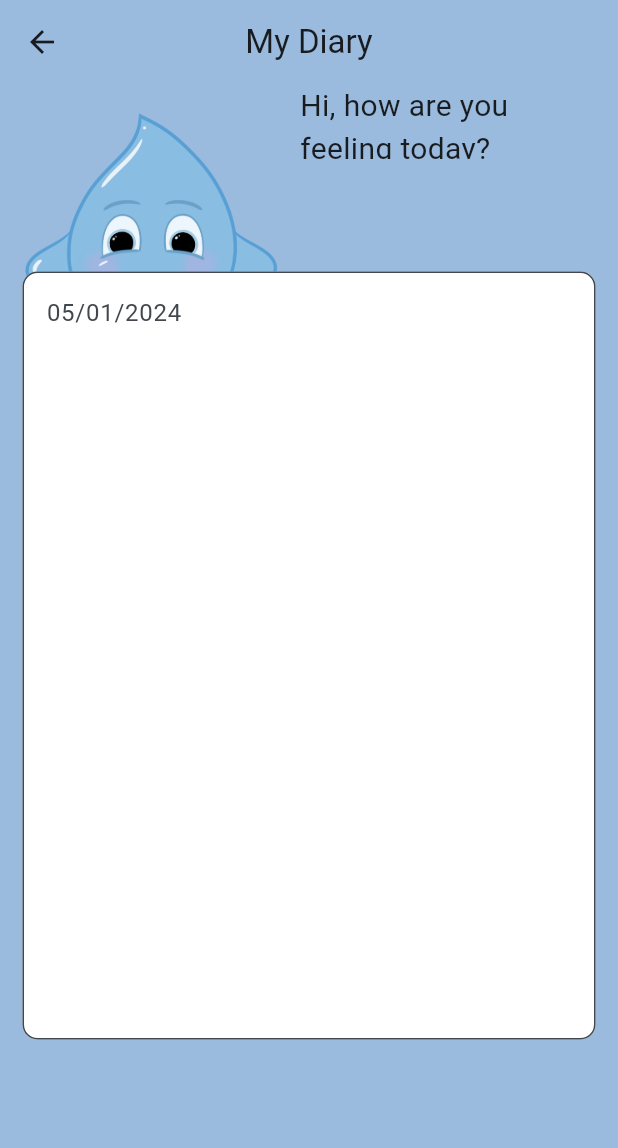
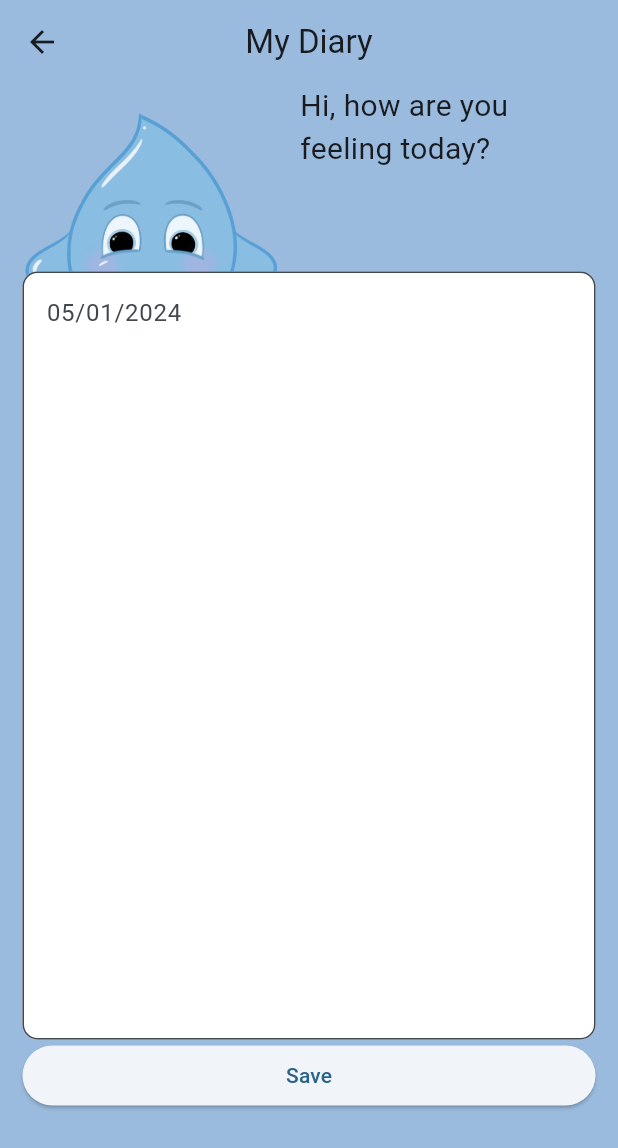
Before and after one commit to jernejakrajcar/droppy, a Flutter app: the screen it shows after launch, on a phone screen of 412 x 824 dp. Shown: the top 1148 px of the screen. Run offline on Flutter 3.47's test engine with Material 3 defaults, Android fonts, the phone set to English and light mode, and no system bars; our stand-ins replace isar, table_calendar; accounts and stored records are empty; generated files the repository leaves out were written again.

Commit message:
dodan koledar in shranjevanje v bazo

```diff
--- a/lib/screens/diary_screen.dart
+++ b/lib/screens/diary_screen.dart
@@ -1,29 +1,43 @@
 import 'dart:math';
-
+import 'package:droppy/entities/diary_entry.dart';
+import 'package:droppy/services/isar_service.dart';
 import 'package:flutter/material.dart';
 
-class DiaryScreen extends StatelessWidget {
+class DiaryScreen extends StatefulWidget {
   const DiaryScreen({Key? key}) : super(key: key);
 
   @override
+  _DiaryScreenState createState() => _DiaryScreenState();
+}
+
+class _DiaryScreenState extends State<DiaryScreen> {
+  late String currentQuestion;
+  late TextEditingController _textEditingController;
+
+  @override
+  void initState() {
+    super.initState();
+    currentQuestion = _generateRandomQuestion();
+    _textEditingController = TextEditingController();
+  }
+
+  @override
   Widget build(BuildContext context) {
-    final screenWidth = MediaQuery.of(context).size.width;
-    final questionWidth = screenWidth * 0.5;
     return Scaffold(
       appBar: AppBar(
         title: const Text('My Diary'),
         centerTitle: true,
         backgroundColor: Color.fromARGB(255, 154, 187, 222),
       ),
-      body: Stack(
+      body: Builder(builder: (BuildContext builderContext) {
+        return Stack(
           children: [
             Container(
-            color: Color.fromARGB(
-                255, 154, 187, 222), // Adjust the opacity and color as needed
+              color: Color.fromARGB(255, 154, 187, 222),
             ),
             Container(
-            width: 200, // Set the desired width
-            height: 200, // Set the desired height
+              width: 200,
+              height: 200,
               decoration: BoxDecoration(
                 image: DecorationImage(
                   image: AssetImage('assets/droppy.png'),
@@ -32,7 +46,7 @@ class DiaryScreen extends StatelessWidget {
               ),
             ),
             Container(
-              height: 50,
+              height: 80,
               child: ListView(
                 scrollDirection: Axis.horizontal,
                 children: [
@@ -40,24 +54,26 @@ class DiaryScreen extends StatelessWidget {
                     mainAxisSize: MainAxisSize.max,
                     mainAxisAlignment: MainAxisAlignment.spaceEvenly,
                     children: [
-                      Container(width: 200, height: 50),
+                      Container(width: 200, height: 80),
                       Container(
                         width: 200,
-                        height: 50,
+                        height: 80,
                         child: Text(
-                          _generateRandomQuestion(),
+                          currentQuestion,
                           style: TextStyle(fontSize: 20),
                         ),
                       )
                     ],
                   )
                 ],
-              )),
+              ),
+            ),
             ListView(
               padding: EdgeInsets.all(15),
               children: [
                 const SizedBox(height: 110),
                 TextField(
+                  controller: _textEditingController,
                   maxLines: 20,
                   decoration: InputDecoration(
                     labelText: '05/01/2024 ',
@@ -66,18 +82,26 @@ class DiaryScreen extends StatelessWidget {
                     fillColor: Colors.white,
                     alignLabelWithHint: true,
                     border: OutlineInputBorder(
-                      borderRadius: BorderRadius.circular(10)),
+                      borderRadius: BorderRadius.circular(10),
                     ),
-              )
+                  ),
+                ),
+                ElevatedButton(
+                  onPressed: () {
+                    _saveDiaryEntry(
+                        builderContext, _textEditingController.text);
+                  },
+                  child: Text('Save'),
+                ),
               ],
             ),
           ],
-      ),
+        );
+      }),
     );
   }
 
   String _generateRandomQuestion() {
-    // Generate a random question
     Random random = Random();
     int questionNum = random.nextInt(10);
 
@@ -106,4 +130,23 @@ class DiaryScreen extends StatelessWidget {
 
     return "Hi.";
   }
+
+  void _saveDiaryEntry(BuildContext context, String text) async {
+    DateTime currentDate = DateTime.now();
+    DiaryEntry newDiaryEntry = DiaryEntry(
+      entryDate: currentDate,
+      content: text,
+    );
+
+    await IsarService().saveDiaries(newDiaryEntry);
+
+    ScaffoldMessenger.of(context).showSnackBar(
+      SnackBar(content: Text('Diary entry saved successfully!')),
+    );
+
+    setState(() {
+      _textEditingController.clear();
+      currentQuestion = _generateRandomQuestion();
+    });
   }
+}
--- a/pubspec.yaml
+++ b/pubspec.yaml
@@ -42,6 +42,7 @@ dependencies:
   isar_inspector: ^3.1.0+3
   path_provider: ^2.1.2
   permission_handler: ^11.1.0
+  table_calendar: ^3.0.9
 
 dev_dependencies:
   flutter_test:
@@ -57,6 +58,7 @@ dev_dependencies:
 
   isar_generator: ^3.1.0+1
   build_runner: ^2.4.7
+  table_calendar: ^3.0.9
 
   # The following adds the Cupertino Icons font to your application.
   # Use with the CupertinoIcons class for iOS style icons.
```
Also changed, not shown: lib/screens/mood_tracker_screen.dart (+57 -11 lines), pubspec.lock. Lines whose indentation alone changed are shown as unchanged.
